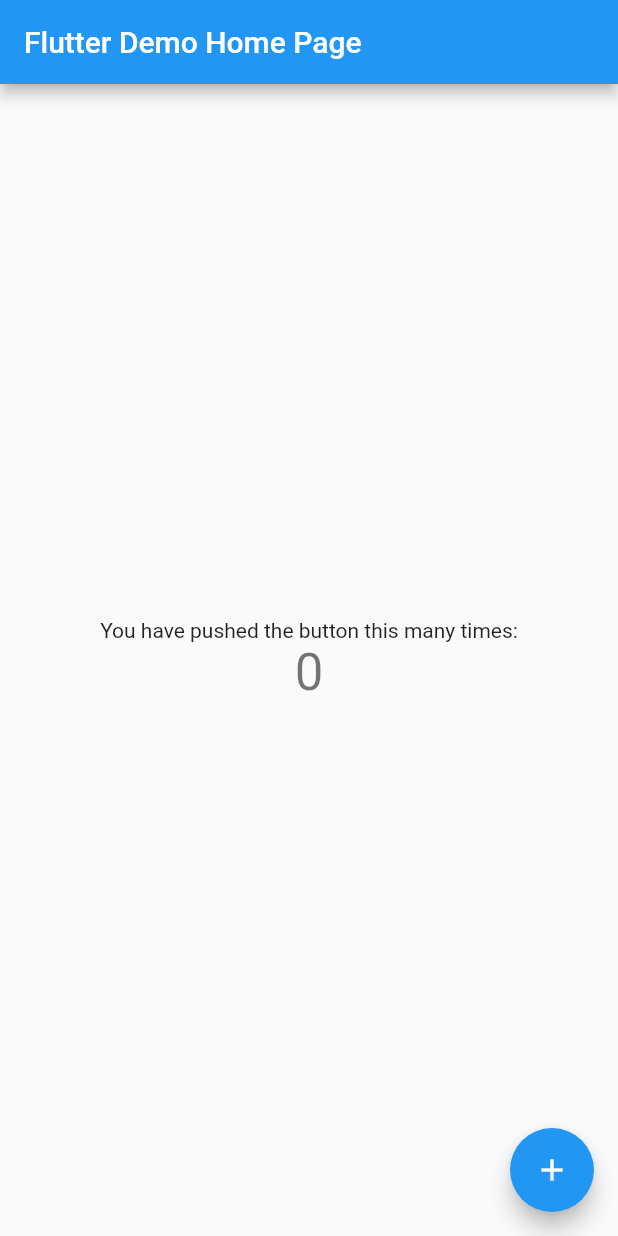
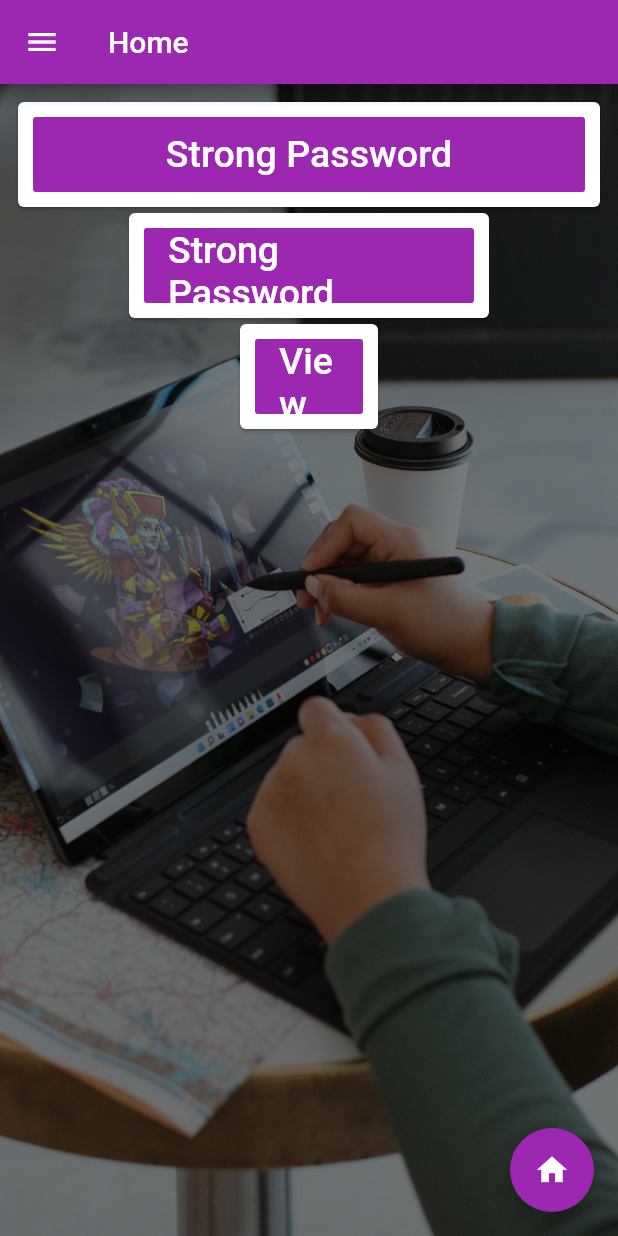
Before and after one commit to HaXer420/Flutter_FA19-BCS-112, a Flutter app: the screen it shows after launch, on a phone screen of 412 x 824 dp. Run offline on Flutter 3.47's test engine with Material 2 defaults, Android fonts, the phone set to English and light mode, and no system bars; our stand-ins replace firebase_core, firebase_database, font_awesome_flutter; accounts and stored records are empty.

Commit message:
adding 3 section page

```diff
--- /dev/null
+++ b/midlabtaskpocketpassworddairy/lib/bgimage.dart
@@ -0,0 +1,15 @@
+import 'package:flutter/material.dart';
+
+class bgImage extends StatelessWidget {
+  const bgImage({key}) : super(key: key);
+
+  @override
+  Widget build(BuildContext context) {
+    return Image.asset(
+      "asset/bg.jpg",
+      fit: BoxFit.cover,
+      color: Colors.black.withOpacity(0.5),
+      colorBlendMode: BlendMode.darken,
+    );
+  }
+}
--- /dev/null
+++ b/midlabtaskpocketpassworddairy/lib/homepage.dart
@@ -0,0 +1,275 @@
+import 'package:flutter/material.dart';
+import 'main.dart';
+import 'drawer.dart';
+import 'dart:async';
+import 'bgimage.dart';
+
+
+class MyHomePage extends StatefulWidget {
+  const MyHomePage({key}) : super(key: key);
+  @override
+  _MyHomePageState createState() => _MyHomePageState();
+}
+
+class _MyHomePageState extends State<MyHomePage> {
+  @override
+  void initState() {
+    super.initState();
+    Timer(
+        Duration(seconds: 1),
+            () => Navigator.pushReplacement(
+            context, MaterialPageRoute(builder: (context) => LoginPage())));
+  }
+
+
+  @override
+  Widget build(BuildContext context) {
+    return Container(
+        color: Colors.amber,
+        child: Column(
+          mainAxisAlignment: MainAxisAlignment.center,
+          crossAxisAlignment: CrossAxisAlignment.center,
+          children: <Widget>[
+            Image(image: AssetImage('asset/daddy.jpg'), height: 300),
+            Text("FA19-BCS-112", style: TextStyle(fontSize: 20)),
+            SizedBox(
+              height: 10,
+            ),
+            CircularProgressIndicator(color: Colors.purple,)
+          ],
+        ));
+  }
+}
+
+
+
+class LoginPage extends StatefulWidget {
+
+
+
+  @override
+  State<LoginPage> createState() => _LoginPageState();
+}
+
+
+class _LoginPageState extends State<LoginPage> {
+
+
+  @override
+  Widget build(BuildContext context) {
+    return Scaffold(
+        backgroundColor: Colors.amber,
+        appBar: AppBar(
+          title: Text("Home"),
+        ),
+        floatingActionButton: FloatingActionButton(
+          onPressed: () {
+
+            Navigator.push(
+                context,
+                MaterialPageRoute(
+                  builder: (context) => LoginPage(),));
+          },
+          child: Icon(Icons.home),
+        ),
+
+        drawer: MyDrawer(),
+        body: Stack(
+          fit: StackFit.expand,
+          children: [
+            bgImage(),
+            Padding(
+              padding: const EdgeInsets.all(8.0),
+              child: SingleChildScrollView(
+                child: Card(
+                  child: Column(
+                    children: [
+                      Form(child: Row(
+                        children: [
+                      //   Expanded(
+                      //     child: Padding(
+                      //       padding: const EdgeInsets.all(50.0),
+                      //       child: Container(
+                      //       height: 50,
+                      //       width: 150,
+                      //       child: FlatButton(
+                      //         color: Colors.purple,
+                      //         textColor: Colors.white,
+                      //         child: new Text(
+                      //           "Simple Password",
+                      //           style: TextStyle(fontSize: 25),
+                      //         ),
+                      //         onPressed: () {
+                      //
+                      //           // Navigator.push(
+                      //           //     context,
+                      //           //     MaterialPageRoute(
+                      //           //       builder: (context) => QuizApp(),));
+                      //         },
+                      //
+                      //
+                      // ),
+                      //         ),
+                      //     ),
+                      //   ),
+                          Expanded(
+                             child: Padding(
+                            padding: const EdgeInsets.all(10.0),
+                            child: Container(
+                              height: 50,
+                              width: 150,
+                              child: FlatButton(
+                                color: Colors.purple,
+                                textColor: Colors.white,
+                                child: new Text(
+                                  "Strong Password",
+                                  style: TextStyle(fontSize: 25),
+                                ),
+                                onPressed: () {
+
+                                  // Navigator.push(
+                                  //     context,
+                                  //     MaterialPageRoute(
+                                  //       builder: (context) => contactus(),));
+                                },
+
+
+                              ),
+                            ),
+                          ),
+                          ),
+
+                        ],
+                      ),
+
+                      ),
+
+
+                    ],
+                  ),
+                ),
+              ),
+            ),
+            Padding(
+              padding: const EdgeInsets.all(82.0),
+              child: SingleChildScrollView(
+                child: Card(
+                  child: Column(
+                    children: [
+                      Form(child: Row(
+                        children: [
+                          //   Expanded(
+                          //     child: Padding(
+                          //       padding: const EdgeInsets.all(50.0),
+                          //       child: Container(
+                          //       height: 50,
+                          //       width: 150,
+                          //       child: FlatButton(
+                          //         color: Colors.purple,
+                          //         textColor: Colors.white,
+                          //         child: new Text(
+                          //           "Simple Password",
+                          //           style: TextStyle(fontSize: 25),
+                          //         ),
+                          //         onPressed: () {
+                          //
+                          //           // Navigator.push(
+                          //           //     context,
+                          //           //     MaterialPageRoute(
+                          //           //       builder: (context) => QuizApp(),));
+                          //         },
+                          //
+                          //
+                          // ),
+                          //         ),
+                          //     ),
+                          //   ),
+                          Expanded(
+                            child: Padding(
+                              padding: const EdgeInsets.all(10.0),
+                              child: Container(
+                                height: 50,
+                                width: 150,
+                                child: FlatButton(
+                                  color: Colors.purple,
+                                  textColor: Colors.white,
+                                  child: new Text(
+                                    "Strong Password",
+                                    style: TextStyle(fontSize: 25),
+                                  ),
+                                  onPressed: () {
+
+                                    // Navigator.push(
+                                    //     context,
+                                    //     MaterialPageRoute(
+                                    //       builder: (context) => contactus(),));
+                                  },
+
+
+                                ),
+                              ),
+                            ),
+                          ),
+
+                        ],
+                      ),
+
+                      ),
+
+
+                    ],
+                  ),
+                ),
+              ),
+            ),
+            Padding(
+              padding: const EdgeInsets.all(156.0),
+              child: SingleChildScrollView(
+                child: Card(
+                  child: Column(
+                    children: [
+                      Form(child: Row(
+                        children: [
+                          Expanded(
+                            child: Padding(
+                              padding: const EdgeInsets.all(10.0),
+                              child: Container(
+                                height: 50,
+                                width: 150,
+                                child: FlatButton(
+                                  color: Colors.purple,
+                                  textColor: Colors.white,
+                                  child: new Text(
+                                    "View All",
+                                    style: TextStyle(fontSize: 25),
+                                  ),
+                                  onPressed: () {
+
+                                    // Navigator.push(
+                                    //     context,
+                                    //     MaterialPageRoute(
+                                    //       builder: (context) => contactus(),));
+                                  },
+
+
+                                ),
+                              ),
+                            ),
+                          ),
+
+                        ],
+                      ),
+
+                      ),
+
+
+                    ],
+                  ),
+                ),
+              ),
+            ),
+          ],
+        )
+    );
+  }
+}
--- a/midlabtaskpocketpassworddairy/lib/main.dart
+++ b/midlabtaskpocketpassworddairy/lib/main.dart
@@ -1,115 +1,21 @@
 import 'package:flutter/material.dart';
+import 'homepage.dart';
 
 void main() {
-  runApp(const MyApp());
+  runApp(SplashScreen());
 }
 
-class MyApp extends StatelessWidget {
-  const MyApp({Key? key}) : super(key: key);
-
-  // This widget is the root of your application.
+class SplashScreen extends StatelessWidget {
   @override
   Widget build(BuildContext context) {
     return MaterialApp(
-      title: 'Flutter Demo',
+      debugShowCheckedModeBanner: false,
+      title: 'Welcome',
       theme: ThemeData(
-        // This is the theme of your application.
-        //
-        // Try running your application with "flutter run". You'll see the
-        // application has a blue toolbar. Then, without quitting the app, try
-        // changing the primarySwatch below to Colors.green and then invoke
-        // "hot reload" (press "r" in the console where you ran "flutter run",
-        // or simply save your changes to "hot reload" in a Flutter IDE).
-        // Notice that the counter didn't reset back to zero; the application
-        // is not restarted.
-        primarySwatch: Colors.blue,
+        primarySwatch: Colors.purple,
       ),
-      home: const MyHomePage(title: 'Flutter Demo Home Page'),
+      home: MyHomePage(),
+
     );
   }
 }
-
-class MyHomePage extends StatefulWidget {
-  const MyHomePage({Key? key, required this.title}) : super(key: key);
-
-  // This widget is the home page of your application. It is stateful, meaning
-  // that it has a State object (defined below) that contains fields that affect
-  // how it looks.
-
-  // This class is the configuration for the state. It holds the values (in this
-  // case the title) provided by the parent (in this case the App widget) and
-  // used by the build method of the State. Fields in a Widget subclass are
-  // always marked "final".
-
-  final String title;
-
-  @override
-  State<MyHomePage> createState() => _MyHomePageState();
-}
-
-class _MyHomePageState extends State<MyHomePage> {
-  int _counter = 0;
-
-  void _incrementCounter() {
-    setState(() {
-      // This call to setState tells the Flutter framework that something has
-      // changed in this State, which causes it to rerun the build method below
-      // so that the display can reflect the updated values. If we changed
-      // _counter without calling setState(), then the build method would not be
-      // called again, and so nothing would appear to happen.
-      _counter++;
-    });
-  }
-
-  @override
-  Widget build(BuildContext context) {
-    // This method is rerun every time setState is called, for instance as done
-    // by the _incrementCounter method above.
-    //
-    // The Flutter framework has been optimized to make rerunning build methods
-    // fast, so that you can just rebuild anything that needs updating rather
-    // than having to individually change instances of widgets.
-    return Scaffold(
-      appBar: AppBar(
-        // Here we take the value from the MyHomePage object that was created by
-        // the App.build method, and use it to set our appbar title.
-        title: Text(widget.title),
-      ),
-      body: Center(
-        // Center is a layout widget. It takes a single child and positions it
-        // in the middle of the parent.
-        child: Column(
-          // Column is also a layout widget. It takes a list of children and
-          // arranges them vertically. By default, it sizes itself to fit its
-          // children horizontally, and tries to be as tall as its parent.
-          //
-          // Invoke "debug painting" (press "p" in the console, choose the
-          // "Toggle Debug Paint" action from the Flutter Inspector in Android
-          // Studio, or the "Toggle Debug Paint" command in Visual Studio Code)
-          // to see the wireframe for each widget.
-          //
-          // Column has various properties to control how it sizes itself and
-          // how it positions its children. Here we use mainAxisAlignment to
-          // center the children vertically; the main axis here is the vertical
-          // axis because Columns are vertical (the cross axis would be
-          // horizontal).
-          mainAxisAlignment: MainAxisAlignment.center,
-          children: <Widget>[
-            const Text(
-              'You have pushed the button this many times:',
-            ),
-            Text(
-              '$_counter',
-              style: Theme.of(context).textTheme.headline4,
-            ),
-          ],
-        ),
-      ),
-      floatingActionButton: FloatingActionButton(
-        onPressed: _incrementCounter,
-        tooltip: 'Increment',
-        child: const Icon(Icons.add),
-      ), // This trailing comma makes auto-formatting nicer for build methods.
-    );
-  }
-}
--- a/midlabtaskpocketpassworddairy/pubspec.yaml
+++ b/midlabtaskpocketpassworddairy/pubspec.yaml
@@ -58,8 +58,8 @@ flutter:
   uses-material-design: true
 
   # To add assets to your application, add an assets section, like this:
-  # assets:
-  #   - images/a_dot_burr.jpeg
+  assets:
+     - asset/
   #   - images/a_dot_ham.jpeg
 
   # An image asset can refer to one or more resolution-specific "variants", see
```
Also changed, not shown: midlabtaskpocketpassworddairy/lib/drawer.dart (added, +38 -0 lines), midlabtaskpocketpassworddairy/asset/bg.jpg (added), midlabtaskpocketpassworddairy/asset/daddy.jpg (added), midlabtaskpocketpassworddairy/asset/icon1.png (added), midlabtaskpocketpassworddairy/asset/img.png (added), midlabtaskpocketpassworddairy/asset/mypic.jpg (added), midlabtaskpocketpassworddairy/asset/quiz.png (added).
